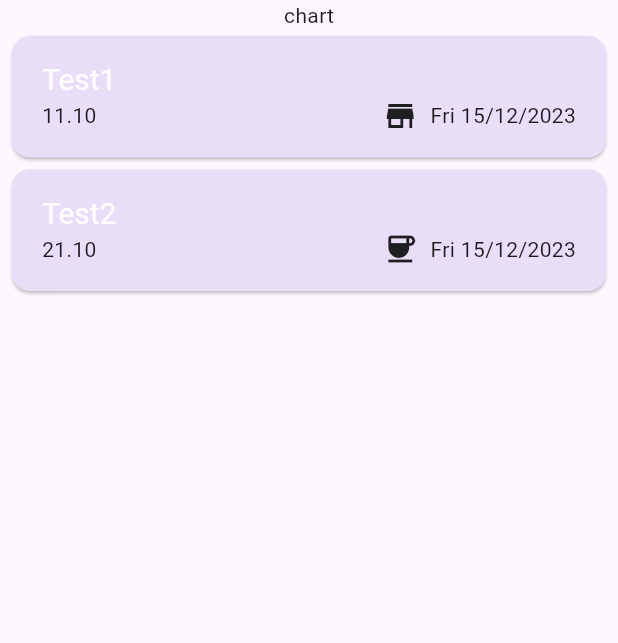
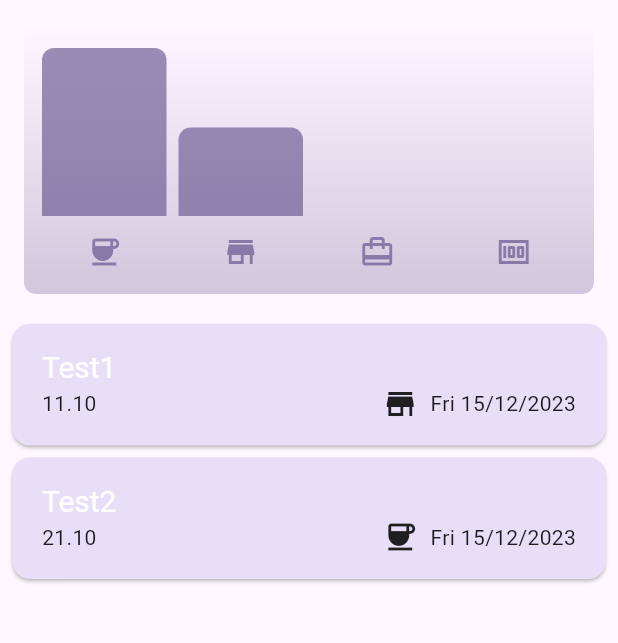
Before and after one commit to Xavries/expenses_app, a Flutter app: the screen it shows after launch, on a phone screen of 412 x 824 dp, the part 84-727 px from its top. Run offline on Flutter 3.47's test engine with Material 3 defaults, Android fonts, the phone set to English and light mode, and no system bars.

Commit message:
use chart

```diff
--- a/lib/widgets/expenses.dart
+++ b/lib/widgets/expenses.dart
@@ -1,8 +1,9 @@
-import 'package:expenses_app/widgets/expenses_list/expenses_list.dart';
-import 'package:expenses_app/widgets/new_expense.dart';
 import 'package:flutter/material.dart';
 
 import 'package:expenses_app/models/expense.dart';
+import 'package:expenses_app/widgets/new_expense.dart';
+import 'package:expenses_app/widgets/expenses_list/expenses_list.dart';
+import 'package:expenses_app/widgets/chart/chart.dart';
 
 class Expenses extends StatefulWidget {
   const Expenses({super.key});
@@ -103,7 +104,7 @@ class _ExpensesState extends State<Expenses> {
       //       )
       //   ),
         body: Column(children: [
-          const Text('chart'),
+          Chart(expenses: _registeredExpenses),
           Expanded(child: mainContent)
           ]),
       // ),
```
